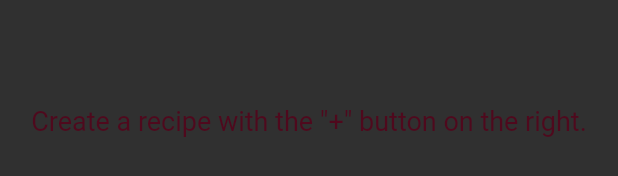
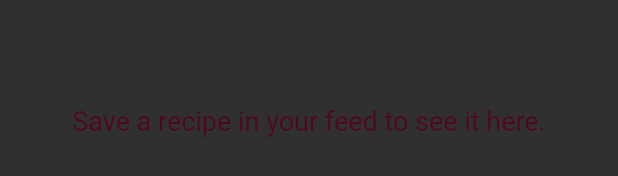
Before and after one commit to a13xk13m/OurPan, a Flutter app: the ProfileSavedFeed widget shown alone on an empty page, opened directly with empty values, on a phone screen of 412 x 824 dp. Shown: the part 497-673 px from the top of the screen. Run offline on Flutter 3.47's test engine with Material 2 defaults, Android fonts, the phone set to English and light mode, and no system bars; our stand-ins replace camera, firebase_auth, firebase_core, firebase_database, firebase_storage, flutter_speed_dial and 2 more; missing offline and left inert: dart:html; accounts and stored records are empty; generated files the repository leaves out were written again.

Commit message:
Fixed feed text

```diff
--- a/lib/widgets/profile_saved_feed.dart
+++ b/lib/widgets/profile_saved_feed.dart
@@ -58,7 +58,7 @@ class _ProfileSavedFeedState extends State<ProfileSavedFeed> {
               );
             })
         : Center(
-            child: Text('Create a recipe with the "+" button on the right.',
+            child: Text('Save a recipe in your feed to see it here.',
                 style: TextStyle(fontSize: 18, color: CustomColors.darkText)));
   }
 }
```
